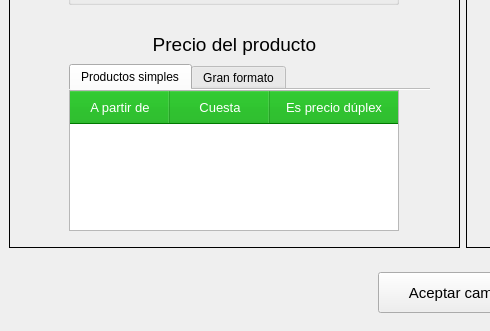
ivanperez-7/printpos, file src/AdministrarProductos/Ui_EditarProducto.ui: the form before one commit; both pictures show x 0 to 490 and y 402 to 733 of the 926 by 733 pixel window.
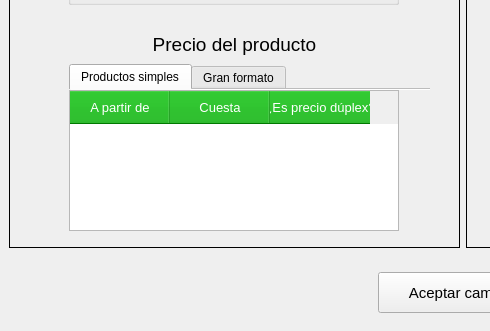
The form after the commit. Icons and pictures are not drawn.

What changed in the file:
```diff
--- a/src/AdministrarProductos/Ui_EditarProducto.ui
+++ b/src/AdministrarProductos/Ui_EditarProducto.ui
@@ -373,10 +373,6 @@
 	padding-bottom: 7px;
 }
 
-QTableView::item{
-  padding: 5px;
-}
-
 QTableWidget {
 	alternate-background-color: rgb(240, 240, 240);
 }
@@ -399,9 +395,6 @@
             <property name="selectionMode">
              <enum>QAbstractItemView::SingleSelection</enum>
             </property>
-            <attribute name="horizontalHeaderStretchLastSection">
-             <bool>true</bool>
-            </attribute>
             <attribute name="verticalHeaderVisible">
              <bool>false</bool>
             </attribute>
@@ -417,7 +410,7 @@
             </column>
             <column>
              <property name="text">
-              <string>Es precio dúplex</string>
+              <string>¿Es precio dúplex?</string>
              </property>
             </column>
            </widget>
```
